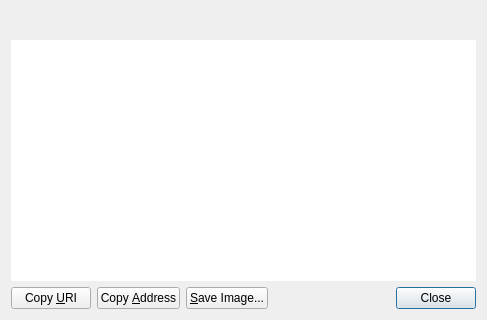
This is src/qt/forms/receiverequestdialog.ui in camenlx/dystem-core as Qt 5 draws it before an edit; both pictures show x 0 to 487 and y 277 to 597 of the 487 by 597 pixel window. The edited form follows.
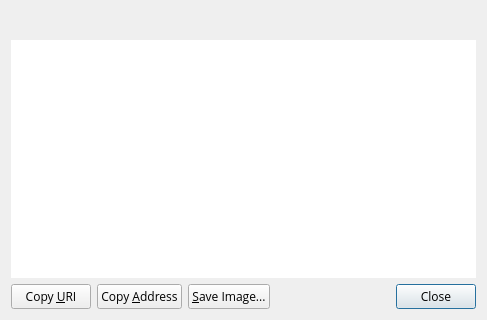
This is the edited form. Custom widgets are drawn as their Qt base class.

Commit message: Added open sans as the font on all screens

```diff
--- a/src/qt/forms/receiverequestdialog.ui
+++ b/src/qt/forms/receiverequestdialog.ui
@@ -53,6 +53,11 @@
        <height>50</height>
       </size>
      </property>
+     <property name="font">
+      <font>
+       <family>Open Sans</family>
+      </font>
+     </property>
      <property name="frameShape">
       <enum>QFrame::NoFrame</enum>
      </property>
@@ -71,6 +76,11 @@
     <layout class="QHBoxLayout" name="horizontalLayout">
      <item>
       <widget class="QPushButton" name="btnCopyURI">
+       <property name="font">
+        <font>
+         <family>Open Sans</family>
+        </font>
+       </property>
        <property name="text">
         <string>Copy &amp;URI</string>
        </property>
@@ -81,6 +91,11 @@
      </item>
      <item>
       <widget class="QPushButton" name="btnCopyAddress">
+       <property name="font">
+        <font>
+         <family>Open Sans</family>
+        </font>
+       </property>
        <property name="text">
         <string>Copy &amp;Address</string>
        </property>
@@ -91,6 +106,11 @@
      </item>
      <item>
       <widget class="QPushButton" name="btnSaveAs">
+       <property name="font">
+        <font>
+         <family>Open Sans</family>
+        </font>
+       </property>
        <property name="text">
         <string>&amp;Save Image...</string>
        </property>
@@ -114,6 +134,11 @@
      </item>
      <item>
       <widget class="QDialogButtonBox" name="buttonBox">
+       <property name="font">
+        <font>
+         <family>Open Sans</family>
+        </font>
+       </property>
        <property name="standardButtons">
         <set>QDialogButtonBox::Close</set>
        </property>
```
The commit also changes 21 other files.
